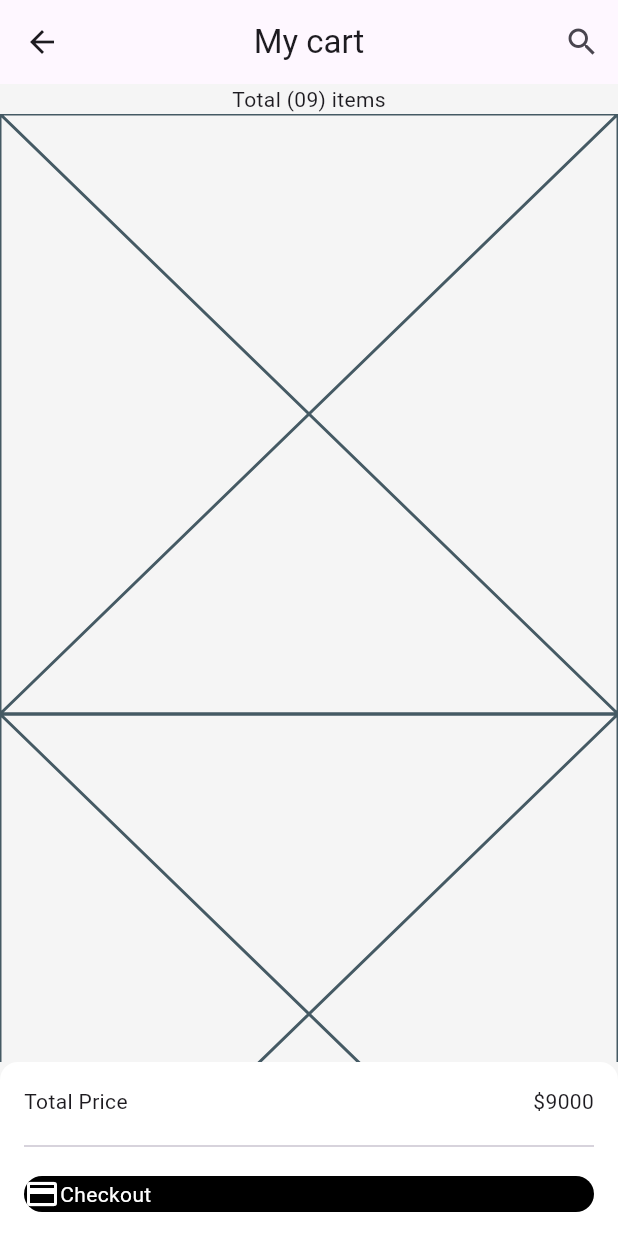
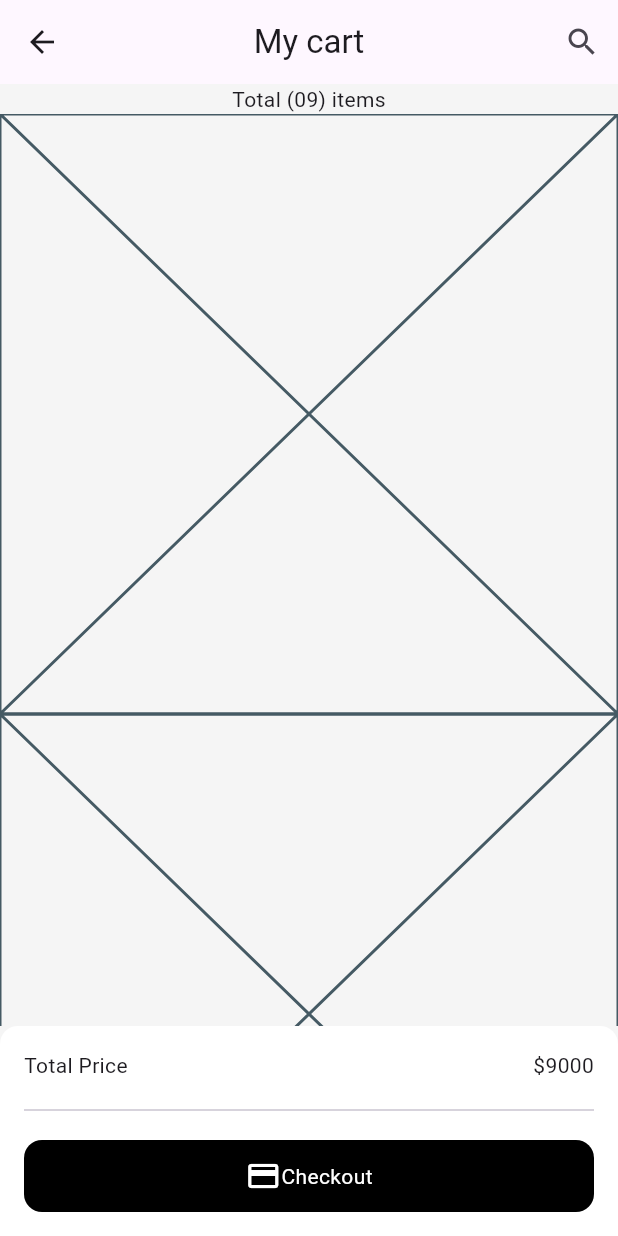
Before and after one commit to JAICHANGPARK/flutter_notebook_chapter_49, a Flutter app: the FurnitureCartPage screen opened directly, on a phone screen of 412 x 824 dp. Run offline on Flutter 3.47's test engine with Material 3 defaults, Android fonts, the phone set to English and light mode, and no system bars; our stand-ins replace dots_indicator, gap, google_fonts.

Commit message:
Update furniture_cart_page.dart

```diff
--- a/lib/ep2460_furniture_app/ui/furniture_cart_page.dart
+++ b/lib/ep2460_furniture_app/ui/furniture_cart_page.dart
@@ -54,7 +54,9 @@ class _FurnitureCartPageState extends State<FurnitureCartPage> {
                     borderRadius: .circular(12),
                     color: Colors.black
                   ),
+                  padding: .symmetric(vertical: 12),
                   child: Row(
+                    mainAxisAlignment: MainAxisAlignment.center,
                     children: [
                       Icon(Icons.credit_card,color: Colors.white,),
                       Text("Checkout", style: TextStyle(
```
